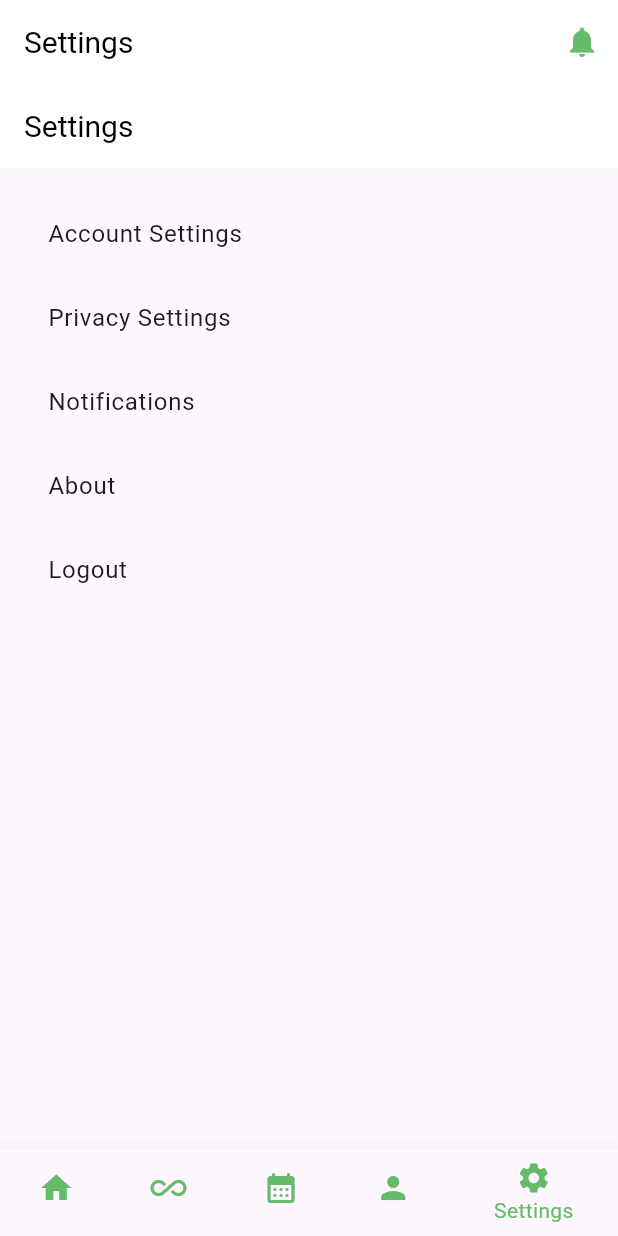
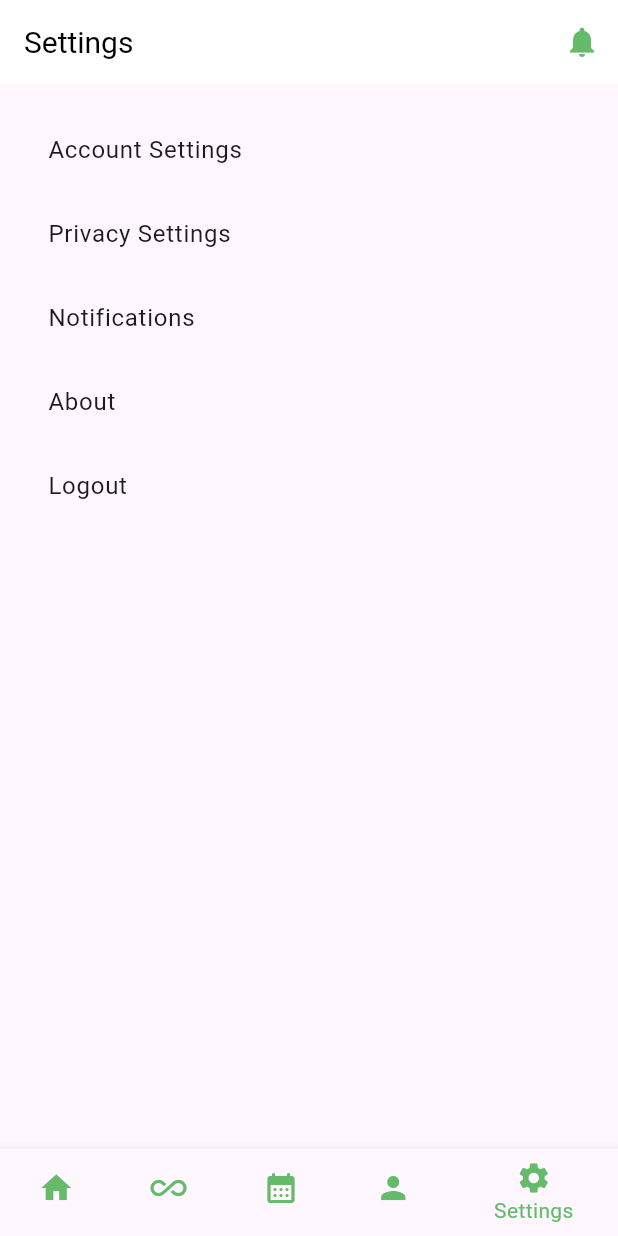
Before and after one commit to uhabit-cs320/uhabit-app, a Flutter app: the screen it shows after launch, item 5 of the bottom bar chosen, on a phone screen of 412 x 824 dp. Run offline on Flutter 3.47's test engine with Material 3 defaults, Android fonts, the phone set to English and light mode, and no system bars; network calls fail.

Commit message:
Update SettingsScreen.dart

```diff
--- a/lib/SettingsScreen.dart
+++ b/lib/SettingsScreen.dart
@@ -4,16 +4,6 @@ class SettingsScreen extends StatelessWidget {
   @override
   Widget build(BuildContext context) {
     return Scaffold(
-      appBar: AppBar(
-        title: Text(
-          'Settings',
-          style: TextStyle(
-            color: Colors.black,
-            fontSize: 20,
-          ),
-        ),
-        backgroundColor: Colors.white
-      ),
       body: Padding(
         padding: const EdgeInsets.all(16.0),
         child: ListView(
```
